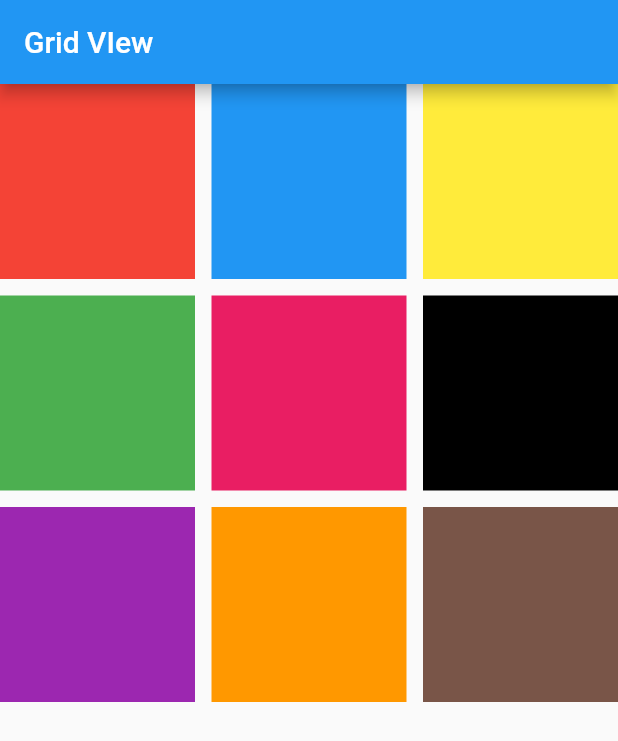
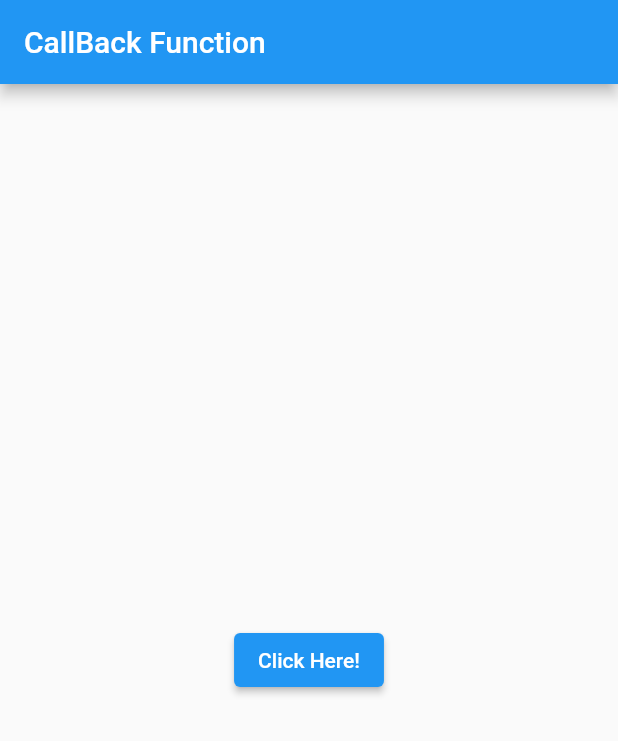
Before and after one commit to yasin9064/flutter_application_1, a Flutter app: the screen it shows after launch, on a phone screen of 412 x 824 dp. Shown: the top 741 px of the screen. Run offline on Flutter 3.47's test engine with Material 2 defaults, Android fonts, the phone set to English and light mode, and no system bars.

Commit message:
Learn about CallBack Function.

```diff
--- a/lib/HomeScreen.dart
+++ b/lib/HomeScreen.dart
@@ -14,64 +14,19 @@ class HomeScreen extends StatefulWidget {
 class _HomeScreenState extends State<HomeScreen> {
   @override
   Widget build(BuildContext context) {
-    var arrColors = [
-      Colors.red,
-      Colors.blue,
-      Colors.yellow,
-      Colors.green,
-      Colors.pink,
-      Colors.black,
-      Colors.purple,
-      Colors.orange,
-      Colors.brown,
-    ];
+    callBack() {
+      print('Clicked!!!!');
+    }
+
     return Scaffold(
         appBar: AppBar(
-          title: const Text("Grid VIew"),
+          title: const Text("CallBack Function"),
         ),
-        body: GridView.builder(itemBuilder: (context, index) {
-          return Container(
-            color: arrColors[index],
-          );
-        }, itemCount: arrColors.length, gridDelegate:
-         SliverGridDelegateWithMaxCrossAxisExtent(maxCrossAxisExtent: 150,
-         crossAxisSpacing: 11,
-         mainAxisSpacing: 11,),
-        )
-
-        // GridView.count(
-        //   crossAxisCount: 3,
-        //   crossAxisSpacing: 11,
-        //   mainAxisSpacing: 11,
-        //   children: [
-        //     Container(color: arrColors[0]),
-        //     Container(color: arrColors[1]),
-        //     Container(color: arrColors[2]),
-        //     Container(color: arrColors[3]),
-        //     Container(color: arrColors[4]),
-        //     Container(color: arrColors[5]),
-        //     Container(color: arrColors[6]),
-        //     Container(color: arrColors[7]),
-        //     Container(color: arrColors[8]),
-        //   ],
-        // ),
-
-        // GridView.extent(maxCrossAxisExtent: 100,
-        // crossAxisSpacing: 11,
-        // mainAxisSpacing: 11,
-        // children: [
-        //     Container(color: arrColors[0]),
-        //     Container(color: arrColors[1]),
-        //     Container(color: arrColors[2]),
-        //     Container(color: arrColors[3]),
-        //     Container(color: arrColors[4]),
-        //     Container(color: arrColors[5]),
-        //     Container(color: arrColors[6]),
-        //     Container(color: arrColors[7]),
-        //     Container(color: arrColors[8]),
-        // ],
-        // )
-
-        );
+        body: Center(
+          child: ElevatedButton(
+            child: Text('Click Here!'),
+            onPressed: callBack,
+          ),
+        ));
   }
 }
```
